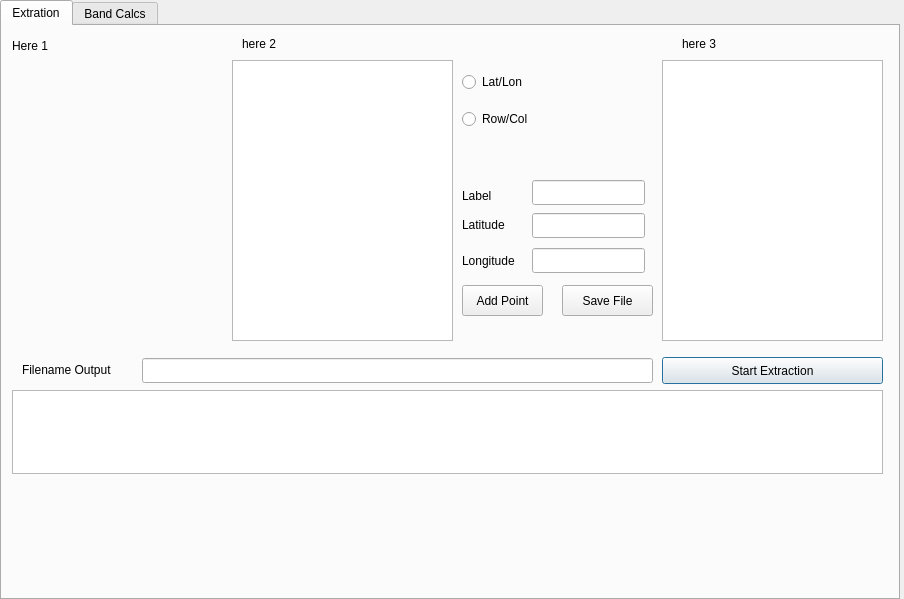
Qt form titiQt/ui/mcMenu.ui (emilopez/titi) before a commit.
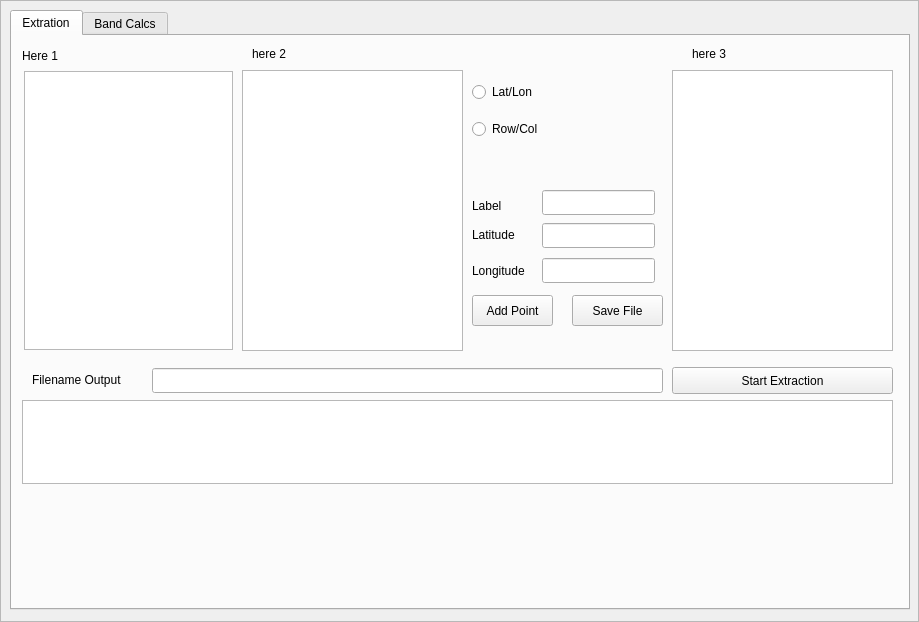
The same form after that commit.

Commit message: se cambio la estructura para tener separados los calculos masivos

The edit to the form file:
```diff
--- a/titiQt/ui/mcMenu.ui
+++ b/titiQt/ui/mcMenu.ui
@@ -1,23 +1,29 @@
 <?xml version="1.0" encoding="UTF-8"?>
 <ui version="4.0">
- <class>Dialog</class>
- <widget class="QDialog" name="Dialog">
+ <class>Frame</class>
+ <widget class="QFrame" name="Frame">
   <property name="geometry">
    <rect>
     <x>0</x>
     <y>0</y>
-    <width>904</width>
-    <height>599</height>
+    <width>919</width>
+    <height>622</height>
    </rect>
   </property>
   <property name="windowTitle">
-   <string>MassiveCalc</string>
+   <string>Frame</string>
+  </property>
+  <property name="frameShape">
+   <enum>QFrame::StyledPanel</enum>
+  </property>
+  <property name="frameShadow">
+   <enum>QFrame::Raised</enum>
   </property>
   <widget class="QTabWidget" name="tabWidget">
    <property name="geometry">
     <rect>
-     <x>0</x>
-     <y>0</y>
+     <x>10</x>
+     <y>10</y>
      <width>900</width>
      <height>600</height>
     </rect>
@@ -255,16 +261,15 @@
       <string>here 3</string>
      </property>
     </widget>
-    <widget class="QWidget" name="horizontalLayoutWidget">
+    <widget class="QTreeView" name="treeView">
      <property name="geometry">
       <rect>
-       <x>10</x>
+       <x>12</x>
        <y>35</y>
-       <width>211</width>
-       <height>281</height>
+       <width>209</width>
+       <height>279</height>
       </rect>
      </property>
-     <layout class="QHBoxLayout" name="horizontalLayout"/>
     </widget>
    </widget>
    <widget class="QWidget" name="tab_2">
```
The commit also changes 2 other files.
